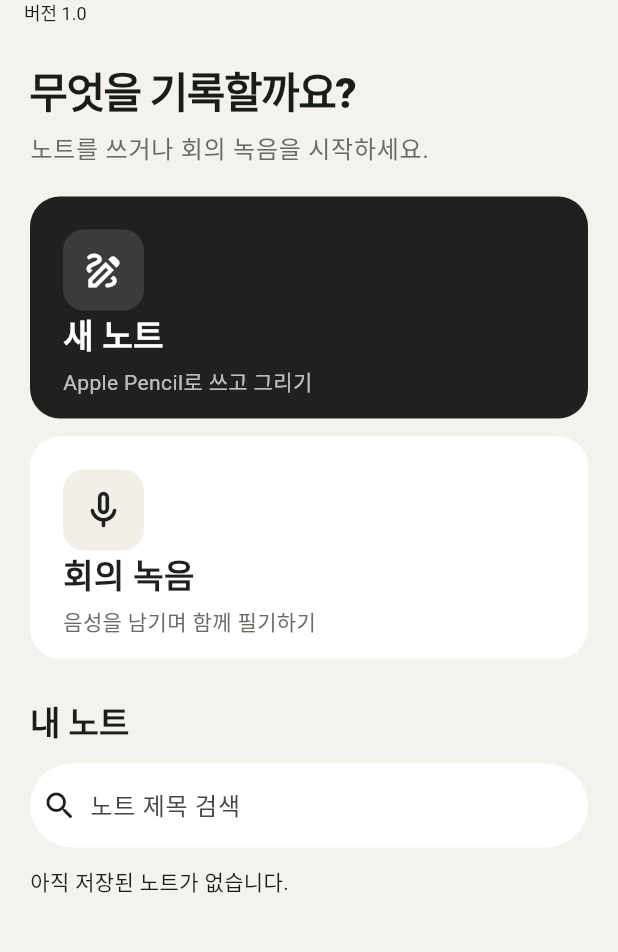
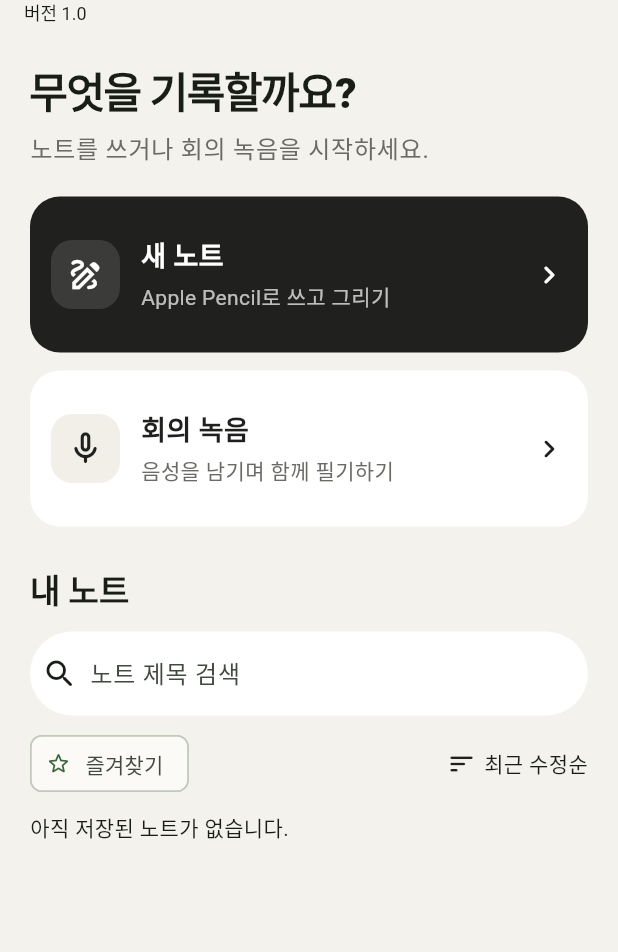
Before and after one commit to nextsunny-ai/ai-pronote, a Flutter app: the screen it shows after launch, on a phone screen of 412 x 824 dp, the part 51-1003 px from its top. Run offline on Flutter 3.47's test engine with Material 3 defaults, Android fonts, the phone set to English and light mode, and no system bars; our stand-ins replace package_info_plus; missing offline and left inert: record; network calls fail.

Commit message:
feat: add persistent favorites and library sorting

```diff
--- a/lib/main.dart
+++ b/lib/main.dart
@@ -177,9 +177,13 @@ class HomeScreen extends StatefulWidget {
   State<HomeScreen> createState() => _HomeScreenState();
 }
 
+enum _NoteSort { updated, title }
+
 class _HomeScreenState extends State<HomeScreen> {
   late Future<List<NoteDocument>> _notes = widget.repository.list();
   String _query = '';
+  bool _favoritesOnly = false;
+  _NoteSort _sort = _NoteSort.updated;
 
   Future<void> _newNote() async {
     final note = NoteDocument(
@@ -195,7 +199,11 @@ class _HomeScreenState extends State<HomeScreen> {
             NoteEditor(repository: widget.repository, initialNote: note),
       ),
     );
-    if (mounted) setState(() => _notes = widget.repository.list());
+    if (mounted) {
+      setState(() {
+        _notes = widget.repository.list();
+      });
+    }
   }
 
   Future<void> _openNote(NoteDocument note) async {
@@ -205,7 +213,22 @@ class _HomeScreenState extends State<HomeScreen> {
             NoteEditor(repository: widget.repository, initialNote: note),
       ),
     );
-    if (mounted) setState(() => _notes = widget.repository.list());
+    if (mounted) {
+      setState(() {
+        _notes = widget.repository.list();
+      });
+    }
+  }
+
+  Future<void> _toggleFavorite(NoteDocument note) async {
+    await widget.repository.save(
+      note.copyWith(isFavorite: !note.isFavorite, updatedAt: DateTime.now()),
+    );
+    if (mounted) {
+      setState(() {
+        _notes = widget.repository.list();
+      });
+    }
   }
 
   @override
@@ -281,7 +304,7 @@ class _HomeScreenState extends State<HomeScreen> {
                   ),
                 ];
                 return SizedBox(
-                  height: wide ? 180 : 308,
+                  height: wide ? 120 : 220,
                   child: wide
                       ? Row(
                           crossAxisAlignment: CrossAxisAlignment.stretch,
@@ -309,7 +332,41 @@ class _HomeScreenState extends State<HomeScreen> {
               backgroundColor: const WidgetStatePropertyAll(Colors.white),
               onChanged: (value) => setState(() => _query = value.trim()),
             ),
-            const SizedBox(height: 12),
+            const SizedBox(height: 8),
+            Row(
+              children: [
+                FilterChip(
+                  key: const ValueKey('favorites-filter'),
+                  selected: _favoritesOnly,
+                  avatar: const Icon(Icons.star_outline_rounded, size: 18),
+                  label: const Text('즐겨찾기'),
+                  onSelected: (selected) =>
+                      setState(() => _favoritesOnly = selected),
+                ),
+                const Spacer(),
+                PopupMenuButton<_NoteSort>(
+                  key: const ValueKey('note-sort'),
+                  tooltip: '노트 정렬',
+                  initialValue: _sort,
+                  onSelected: (value) => setState(() => _sort = value),
+                  itemBuilder: (_) => const [
+                    PopupMenuItem(
+                      value: _NoteSort.updated,
+                      child: Text('최근 수정순'),
+                    ),
+                    PopupMenuItem(value: _NoteSort.title, child: Text('제목순')),
+                  ],
+                  child: Row(
+                    children: [
+                      const Icon(Icons.sort_rounded, size: 20),
+                      const SizedBox(width: 5),
+                      Text(_sort == _NoteSort.updated ? '최근 수정순' : '제목순'),
+                    ],
+                  ),
+                ),
+              ],
+            ),
+            const SizedBox(height: 8),
             Expanded(
               child: FutureBuilder<List<NoteDocument>>(
                 future: _notes,
@@ -317,11 +374,18 @@ class _HomeScreenState extends State<HomeScreen> {
                   final notes = snapshot.data ?? const [];
                   final visible = notes
                       .where(
-                        (note) => note.title.toLowerCase().contains(
+                        (note) =>
+                            (!_favoritesOnly || note.isFavorite) &&
+                            note.title.toLowerCase().contains(
                               _query.toLowerCase(),
                             ),
                       )
                       .toList(growable: false);
+                  visible.sort(
+                    _sort == _NoteSort.updated
+                        ? (a, b) => b.updatedAt.compareTo(a.updatedAt)
+                        : (a, b) => a.title.compareTo(b.title),
+                  );
                   if (notes.isEmpty) {
                     return const Align(
                       alignment: Alignment.topLeft,
@@ -349,6 +413,7 @@ class _HomeScreenState extends State<HomeScreen> {
                     itemBuilder: (context, index) => _NoteLibraryCard(
                       note: visible[index],
                       onTap: () => _openNote(visible[index]),
+                      onFavorite: () => _toggleFavorite(visible[index]),
                     ),
                   );
                 },
@@ -362,10 +427,15 @@ class _HomeScreenState extends State<HomeScreen> {
 }
 
 class _NoteLibraryCard extends StatelessWidget {
-  const _NoteLibraryCard({required this.note, required this.onTap});
+  const _NoteLibraryCard({
+    required this.note,
+    required this.onTap,
+    required this.onFavorite,
+  });
 
   final NoteDocument note;
   final VoidCallback onTap;
+  final VoidCallback onFavorite;
 
   @override
   Widget build(BuildContext context) => Material(
@@ -391,6 +461,17 @@ class _NoteLibraryCard extends StatelessWidget {
                   child: const Icon(Icons.edit_note_rounded),
                 ),
                 const Spacer(),
+                IconButton(
+                  key: ValueKey('favorite-note-${note.id}'),
+                  tooltip: note.isFavorite ? '즐겨찾기 해제' : '즐겨찾기',
+                  onPressed: onFavorite,
+                  icon: Icon(
+                    note.isFavorite
+                        ? Icons.star_rounded
+                        : Icons.star_border_rounded,
+                    color: note.isFavorite ? const Color(0xffd79b28) : null,
+                  ),
+                ),
                 Text(
                   '${note.pages.length}페이지',
                   style: Theme.of(context).textTheme.labelMedium
@@ -444,44 +525,60 @@ class _StartCard extends StatelessWidget {
       clipBehavior: Clip.antiAlias,
       child: InkWell(
         onTap: onTap,
-        child: Padding(
-          padding: const EdgeInsets.all(22),
-          child: Column(
-            crossAxisAlignment: CrossAxisAlignment.start,
-            mainAxisAlignment: MainAxisAlignment.spaceBetween,
-            children: [
-              DecoratedBox(
+        child: LayoutBuilder(
+          builder: (context, constraints) {
+            final compact = constraints.maxHeight < 140;
+            final iconBox = DecoratedBox(
               decoration: BoxDecoration(
                 color: primary ? Colors.white12 : const Color(0xfff1efe8),
                 borderRadius: BorderRadius.circular(14),
               ),
               child: Padding(
-                  padding: const EdgeInsets.all(12),
-                  child: Icon(icon, color: foreground, size: 30),
+                padding: EdgeInsets.all(compact ? 10 : 12),
+                child: Icon(icon, color: foreground, size: compact ? 26 : 30),
               ),
-              ),
-              Column(
+            );
+            final copy = Column(
+              mainAxisSize: MainAxisSize.min,
               crossAxisAlignment: CrossAxisAlignment.start,
               children: [
                 Text(
                   title,
                   style: TextStyle(
                     color: foreground,
-                      fontSize: 22,
+                    fontSize: compact ? 18 : 22,
                     fontWeight: FontWeight.w800,
                   ),
                 ),
-                  const SizedBox(height: 4),
+                const SizedBox(height: 3),
                 Text(
                   description,
+                  maxLines: 1,
+                  overflow: TextOverflow.ellipsis,
                   style: TextStyle(
                     color: primary ? Colors.white70 : const Color(0xff6b6a65),
                   ),
                 ),
               ],
+            );
+            return Padding(
+              padding: EdgeInsets.all(compact ? 14 : 22),
+              child: compact
+                  ? Row(
+                      children: [
+                        iconBox,
+                        const SizedBox(width: 14),
+                        Expanded(child: copy),
+                        Icon(Icons.chevron_right_rounded, color: foreground),
+                      ],
+                    )
+                  : Column(
+                      crossAxisAlignment: CrossAxisAlignment.start,
+                      mainAxisAlignment: MainAxisAlignment.spaceBetween,
+                      children: [iconBox, copy],
                     ),
-            ],
-          ),
+            );
+          },
         ),
       ),
     );
--- a/lib/notes/note_document.dart
+++ b/lib/notes/note_document.dart
@@ -93,18 +93,21 @@ class NoteDocument {
     required this.id,
     required this.title,
     required this.updatedAt,
+    this.isFavorite = false,
     List<InkStroke> strokes = const [],
     List<NotePage>? pages,
   }) : pages = pages ?? [NotePage(id: 'page-1', strokes: strokes)];
   final String id;
   final String title;
   final DateTime updatedAt;
+  final bool isFavorite;
   final List<NotePage> pages;
   List<InkStroke> get strokes => pages.first.strokes;
 
   NoteDocument copyWith({
     String? title,
     DateTime? updatedAt,
+    bool? isFavorite,
     List<InkStroke>? strokes,
     List<NotePage>? pages,
   }) {
@@ -120,6 +123,7 @@ class NoteDocument {
       id: id,
       title: title ?? this.title,
       updatedAt: updatedAt ?? this.updatedAt,
+      isFavorite: isFavorite ?? this.isFavorite,
       pages: nextPages,
     );
   }
@@ -129,6 +133,7 @@ class NoteDocument {
     'id': id,
     'title': title,
     'updatedAt': updatedAt.toUtc().toIso8601String(),
+    'isFavorite': isFavorite,
     // 구버전으로 되돌려도 첫 페이지를 열 수 있게 함께 기록한다.
     'strokes': strokes.map((stroke) => stroke.toJson()).toList(),
     'pages': pages.map((page) => page.toJson()).toList(),
@@ -158,6 +163,7 @@ class NoteDocument {
       id: json['id'] as String,
       title: json['title'] as String,
       updatedAt: DateTime.parse(json['updatedAt'] as String),
+      isFavorite: json['isFavorite'] as bool? ?? false,
       pages: pages,
     );
   }
@@ -168,9 +174,11 @@ class NoteDocument {
       id == other.id &&
       title == other.title &&
       updatedAt == other.updatedAt &&
+      isFavorite == other.isFavorite &&
       _listEquals(pages, other.pages);
   @override
-  int get hashCode => Object.hash(id, title, updatedAt, Object.hashAll(pages));
+  int get hashCode =>
+      Object.hash(id, title, updatedAt, isFavorite, Object.hashAll(pages));
 }
 
 bool _listEquals<T>(List<T> left, List<T> right) {
```
Also changed, not shown: 2 other files. Lines whose indentation alone changed are shown as unchanged.
